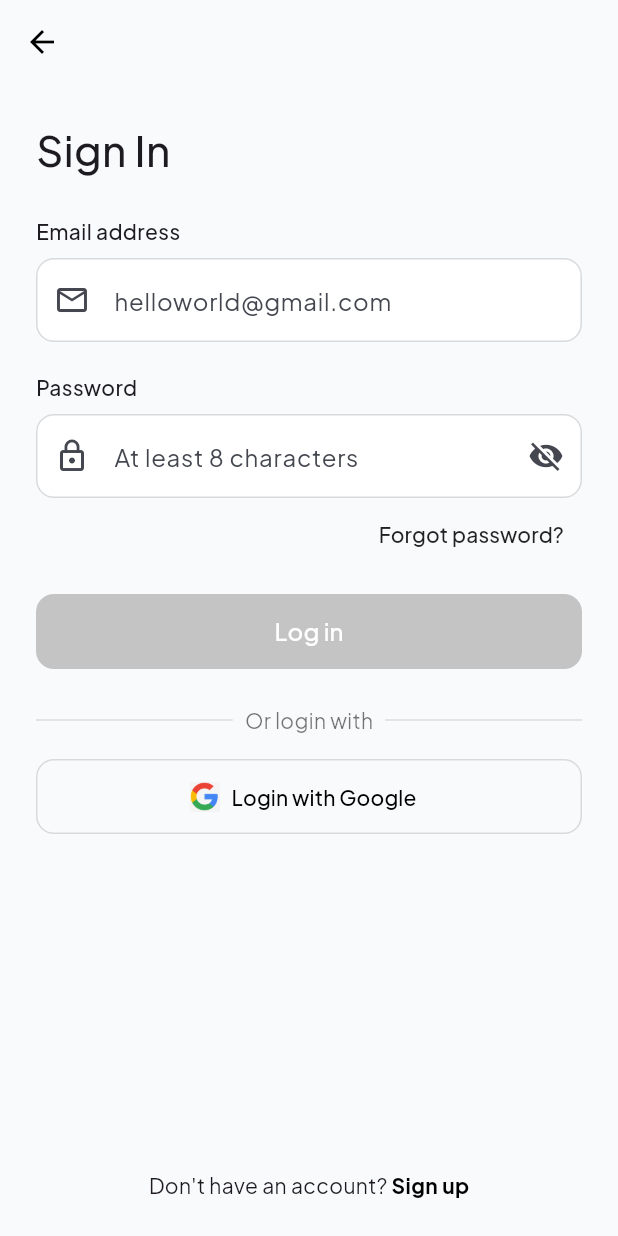
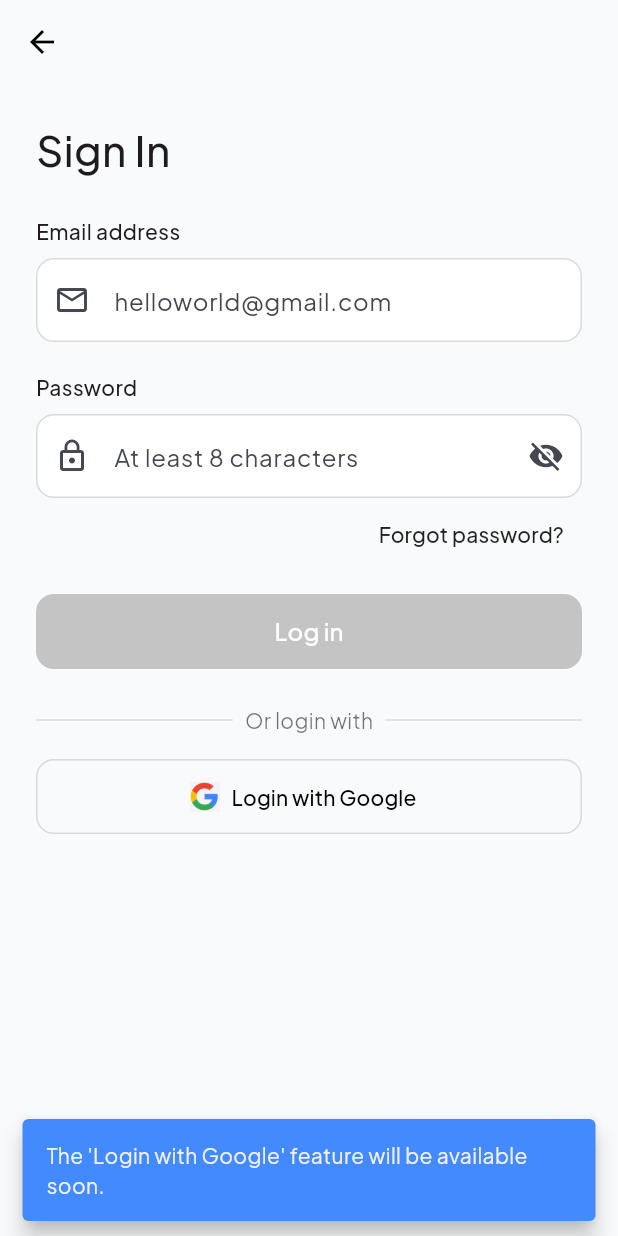
Before and after one commit to nadyanjln/Skincare-Compatibility-Checker, a Flutter app: the screen it shows after launch, after a tap on "Login with Google", on a phone screen of 412 x 824 dp. Run offline on Flutter 3.47's test engine with Material 3 defaults, Android fonts, the phone set to English and light mode, and no system bars; our stand-ins replace google_fonts.

Commit message:
update login

```diff
--- a/lib/ui/login_regist/login.dart
+++ b/lib/ui/login_regist/login.dart
@@ -233,7 +233,18 @@ class _LoginState extends State<Login> {
                       const SizedBox(height: 16),
 
                       OutlinedButton.icon(
-                        onPressed: () {},
+                        onPressed: () {
+                          ScaffoldMessenger.of(context).showSnackBar(
+                            const SnackBar(
+                              content: Text(
+                                "The 'Login with Google' feature will be available soon.",
+                              ),
+                              backgroundColor: Colors.blueAccent,
+                              behavior: SnackBarBehavior.floating,
+                              duration: Duration(seconds: 2),
+                            ),
+                          );
+                        },
                         icon: Image.asset('assets/google_logo.png', height: 20),
                         label: const Text(
                           'Login with Google',
```
